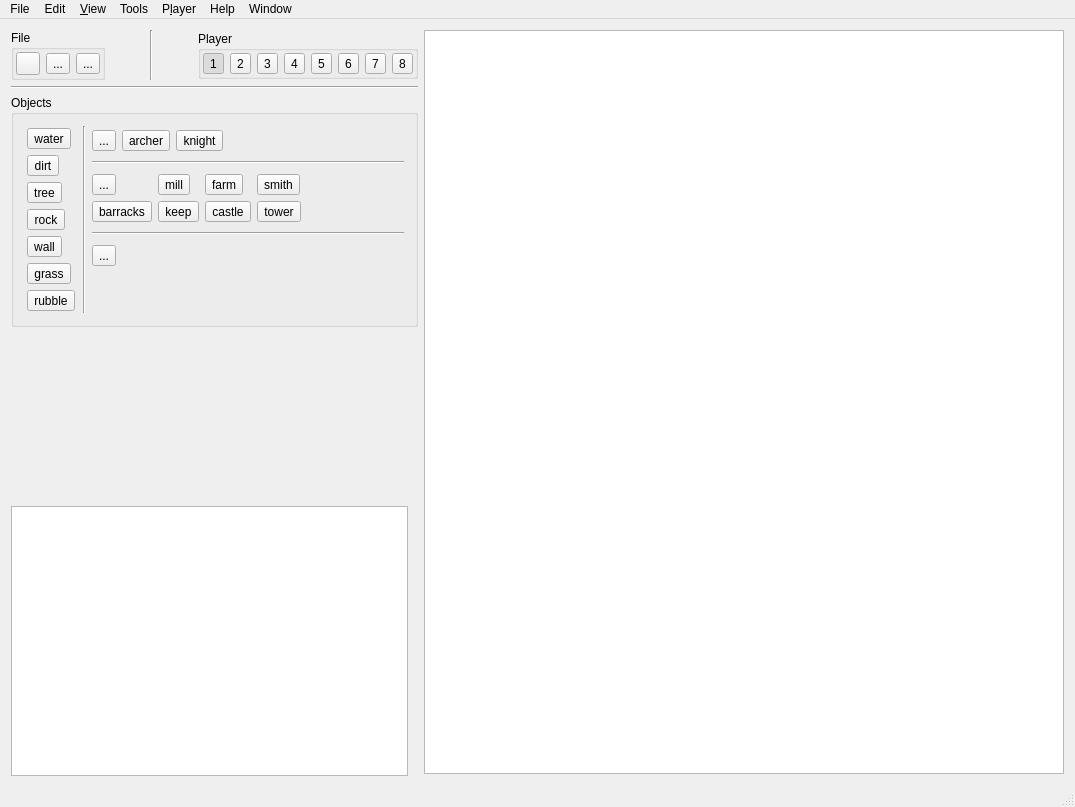
Above: MapEditor/mainwindow.ui from projectdelphai/ECS160_MapEditor before the change. Below: the same form after it.
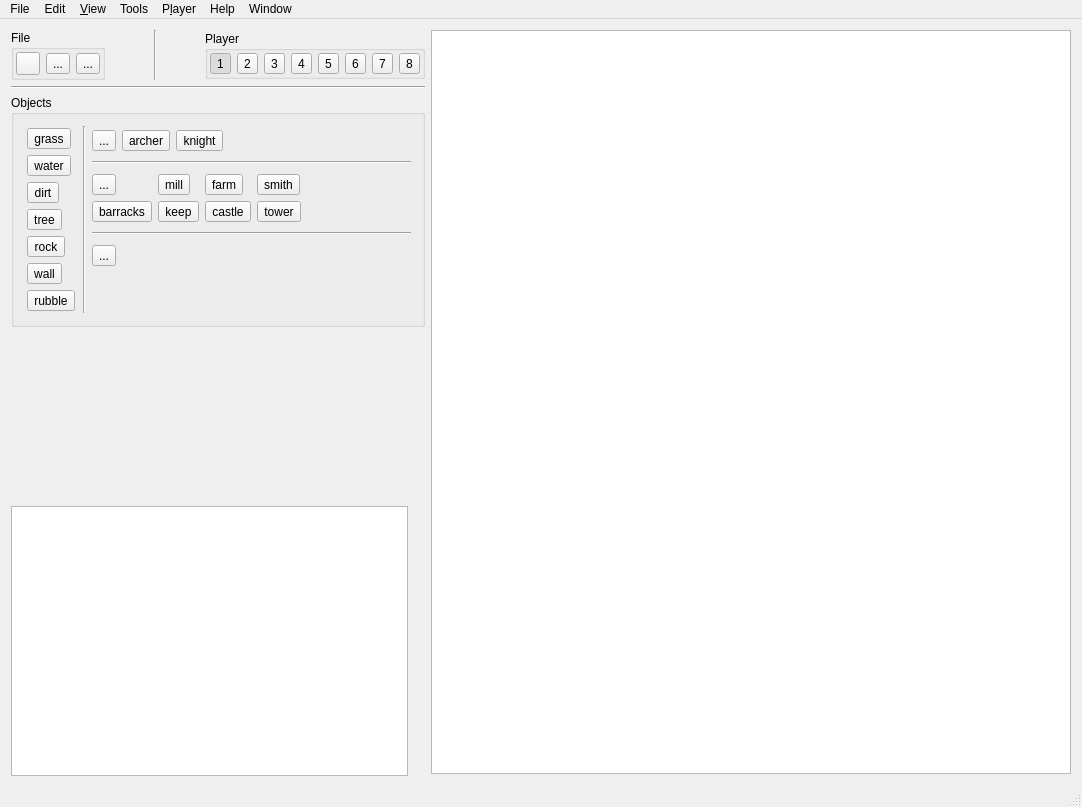
That is the form after the change. Icons and pictures are not drawn.

Commit message: Added a whole bunch of buttons.

The edit to the form file:
```diff
--- a/MapEditor/mainwindow.ui
+++ b/MapEditor/mainwindow.ui
@@ -6,7 +6,7 @@
    <rect>
     <x>0</x>
     <y>0</y>
-    <width>1075</width>
+    <width>1082</width>
     <height>807</height>
    </rect>
   </property>
@@ -314,6 +314,25 @@
            <property name="bottomMargin">
             <number>2</number>
            </property>
+           <item>
+            <widget class="QToolButton" name="tool_grass">
+             <property name="text">
+              <string>grass</string>
+             </property>
+             <property name="iconSize">
+              <size>
+               <width>32</width>
+               <height>32</height>
+              </size>
+             </property>
+             <property name="checkable">
+              <bool>true</bool>
+             </property>
+             <property name="autoExclusive">
+              <bool>true</bool>
+             </property>
+            </widget>
+           </item>
            <item>
             <widget class="QToolButton" name="tool_water">
              <property name="text">
@@ -412,25 +431,6 @@
              </property>
             </widget>
            </item>
-           <item>
-            <widget class="QToolButton" name="tool_grass">
-             <property name="text">
-              <string>grass</string>
-             </property>
-             <property name="iconSize">
-              <size>
-               <width>32</width>
-               <height>32</height>
-              </size>
-             </property>
-             <property name="checkable">
-              <bool>true</bool>
-             </property>
-             <property name="autoExclusive">
-              <bool>true</bool>
-             </property>
-            </widget>
-           </item>
            <item>
             <widget class="QToolButton" name="tool_rubble">
              <property name="text">
@@ -881,7 +881,7 @@
     <rect>
      <x>0</x>
      <y>0</y>
-     <width>1075</width>
+     <width>1082</width>
      <height>22</height>
     </rect>
    </property>
```
Left out of the diff: 10 changed lines with no effect on the pictures. The commit also changes 12 other files.
